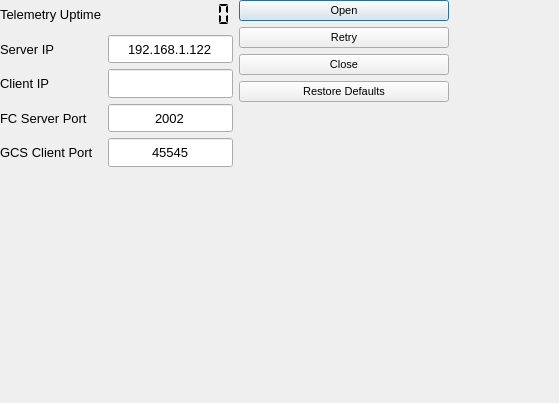
Old version of the form gcs/ui/wificomms.ui in the repository lijian8/ahns10.
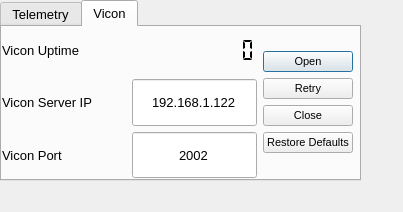
New version of the form.

Commit message: setting up the gcs + heliconnect for vicon threading

Patch:
```diff
--- a/gcs/ui/wificomms.ui
+++ b/gcs/ui/wificomms.ui
@@ -6,25 +6,70 @@
    <rect>
     <x>0</x>
     <y>0</y>
-    <width>559</width>
-    <height>403</height>
+    <width>403</width>
+    <height>212</height>
    </rect>
   </property>
+  <property name="sizePolicy">
+   <sizepolicy hsizetype="Minimum" vsizetype="Minimum">
+    <horstretch>0</horstretch>
+    <verstretch>0</verstretch>
+   </sizepolicy>
+  </property>
+  <property name="minimumSize">
+   <size>
+    <width>360</width>
+    <height>180</height>
+   </size>
+  </property>
   <property name="windowTitle">
    <string>Wifi Communications Link</string>
   </property>
+  <widget class="QTabWidget" name="tabWidget">
+   <property name="geometry">
+    <rect>
+     <x>0</x>
+     <y>0</y>
+     <width>361</width>
+     <height>181</height>
+    </rect>
+   </property>
+   <property name="sizePolicy">
+    <sizepolicy hsizetype="Minimum" vsizetype="Minimum">
+     <horstretch>0</horstretch>
+     <verstretch>0</verstretch>
+    </sizepolicy>
+   </property>
+   <property name="font">
+    <font>
+     <pointsize>10</pointsize>
+    </font>
+   </property>
+   <property name="currentIndex">
+    <number>1</number>
+   </property>
+   <widget class="QWidget" name="tab">
+    <attribute name="title">
+     <string>Telemetry</string>
+    </attribute>
   <widget class="QWidget" name="horizontalLayoutWidget">
    <property name="geometry">
     <rect>
      <x>0</x>
      <y>0</y>
-     <width>449</width>
-     <height>167</height>
+       <width>358</width>
+       <height>176</height>
     </rect>
    </property>
    <layout class="QHBoxLayout" name="horizontalLayout">
+      <property name="sizeConstraint">
+       <enum>QLayout::SetMinimumSize</enum>
+      </property>
     <item>
      <layout class="QGridLayout" name="gridLayout">
+        <property name="bottomMargin">
+         <number>0</number>
+        </property>
       <item row="3" column="0">
        <widget class="QLabel" name="label_2">
         <property name="font">
@@ -39,10 +84,10 @@
         </property>
        </widget>
       </item>
-      <item row="1" column="2">
+        <item row="1" column="1">
        <widget class="QLineEdit" name="serverIPlineEdit">
         <property name="sizePolicy">
-         <sizepolicy hsizetype="MinimumExpanding" vsizetype="MinimumExpanding">
+           <sizepolicy hsizetype="Minimum" vsizetype="Minimum">
           <horstretch>0</horstretch>
           <verstretch>0</verstretch>
          </sizepolicy>
@@ -76,17 +121,17 @@
         </property>
        </widget>
       </item>
-      <item row="0" column="2">
+        <item row="0" column="1">
        <widget class="QLCDNumber" name="uptimelcdNumber">
         <property name="sizePolicy">
-         <sizepolicy hsizetype="MinimumExpanding" vsizetype="MinimumExpanding">
+           <sizepolicy hsizetype="Minimum" vsizetype="Minimum">
           <horstretch>0</horstretch>
           <verstretch>0</verstretch>
          </sizepolicy>
         </property>
         <property name="font">
          <font>
-          <pointsize>12</pointsize>
+            <pointsize>10</pointsize>
           <weight>50</weight>
           <bold>false</bold>
          </font>
@@ -133,10 +178,10 @@
         </property>
        </widget>
       </item>
-      <item row="2" column="2">
+        <item row="2" column="1">
        <widget class="QLineEdit" name="clientIPlineEdit">
         <property name="sizePolicy">
-         <sizepolicy hsizetype="MinimumExpanding" vsizetype="MinimumExpanding">
+           <sizepolicy hsizetype="Minimum" vsizetype="Minimum">
           <horstretch>0</horstretch>
           <verstretch>0</verstretch>
          </sizepolicy>
@@ -173,10 +218,10 @@
         </property>
        </widget>
       </item>
-      <item row="4" column="2">
+        <item row="4" column="1">
        <widget class="QLineEdit" name="clientPortlineEdit">
         <property name="sizePolicy">
-         <sizepolicy hsizetype="MinimumExpanding" vsizetype="MinimumExpanding">
+           <sizepolicy hsizetype="Minimum" vsizetype="Minimum">
           <horstretch>0</horstretch>
           <verstretch>0</verstretch>
          </sizepolicy>
@@ -196,10 +241,10 @@
         </property>
        </widget>
       </item>
-      <item row="3" column="2">
+        <item row="3" column="1">
        <widget class="QLineEdit" name="serverPortlineEdit">
         <property name="sizePolicy">
-         <sizepolicy hsizetype="MinimumExpanding" vsizetype="MinimumExpanding">
+           <sizepolicy hsizetype="Minimum" vsizetype="Minimum">
           <horstretch>0</horstretch>
           <verstretch>0</verstretch>
          </sizepolicy>
@@ -224,7 +269,7 @@
     <item>
      <widget class="QDialogButtonBox" name="connectionbuttonBox">
       <property name="sizePolicy">
-       <sizepolicy hsizetype="MinimumExpanding" vsizetype="MinimumExpanding">
+         <sizepolicy hsizetype="Fixed" vsizetype="Fixed">
         <horstretch>0</horstretch>
         <verstretch>0</verstretch>
        </sizepolicy>
@@ -248,13 +293,191 @@
    </layout>
   </widget>
  </widget>
- <tabstops>
-  <tabstop>connectionbuttonBox</tabstop>
-  <tabstop>serverIPlineEdit</tabstop>
-  <tabstop>clientIPlineEdit</tabstop>
-  <tabstop>serverPortlineEdit</tabstop>
-  <tabstop>clientPortlineEdit</tabstop>
- </tabstops>
+   <widget class="QWidget" name="tab_2">
+    <attribute name="title">
+     <string>Vicon</string>
+    </attribute>
+    <widget class="QWidget" name="horizontalLayoutWidget_2">
+     <property name="geometry">
+      <rect>
+       <x>0</x>
+       <y>0</y>
+       <width>351</width>
+       <height>151</height>
+      </rect>
+     </property>
+     <layout class="QHBoxLayout" name="horizontalLayout_2">
+      <property name="sizeConstraint">
+       <enum>QLayout::SetMinimumSize</enum>
+      </property>
+      <item>
+       <layout class="QGridLayout" name="gridLayout_2">
+        <item row="2" column="0">
+         <widget class="QLabel" name="label_6">
+          <property name="sizePolicy">
+           <sizepolicy hsizetype="Minimum" vsizetype="Minimum">
+            <horstretch>0</horstretch>
+            <verstretch>0</verstretch>
+           </sizepolicy>
+          </property>
+          <property name="font">
+           <font>
+            <pointsize>10</pointsize>
+            <weight>50</weight>
+            <bold>false</bold>
+           </font>
+          </property>
+          <property name="text">
+           <string>Vicon Port</string>
+          </property>
+         </widget>
+        </item>
+        <item row="1" column="1">
+         <widget class="QLineEdit" name="serverIPlineEdit_vicon">
+          <property name="sizePolicy">
+           <sizepolicy hsizetype="Minimum" vsizetype="Minimum">
+            <horstretch>0</horstretch>
+            <verstretch>0</verstretch>
+           </sizepolicy>
+          </property>
+          <property name="font">
+           <font>
+            <pointsize>10</pointsize>
+            <weight>50</weight>
+            <bold>false</bold>
+           </font>
+          </property>
+          <property name="text">
+           <string>192.168.1.122</string>
+          </property>
+          <property name="alignment">
+           <set>Qt::AlignCenter</set>
+          </property>
+         </widget>
+        </item>
+        <item row="1" column="0">
+         <widget class="QLabel" name="label_7">
+          <property name="sizePolicy">
+           <sizepolicy hsizetype="Minimum" vsizetype="Minimum">
+            <horstretch>0</horstretch>
+            <verstretch>0</verstretch>
+           </sizepolicy>
+          </property>
+          <property name="font">
+           <font>
+            <pointsize>10</pointsize>
+            <weight>50</weight>
+            <bold>false</bold>
+           </font>
+          </property>
+          <property name="text">
+           <string>Vicon Server IP</string>
+          </property>
+         </widget>
+        </item>
+        <item row="0" column="1">
+         <widget class="QLCDNumber" name="uptimelcdNumber_vicon">
+          <property name="sizePolicy">
+           <sizepolicy hsizetype="Minimum" vsizetype="Minimum">
+            <horstretch>0</horstretch>
+            <verstretch>0</verstretch>
+           </sizepolicy>
+          </property>
+          <property name="font">
+           <font>
+            <pointsize>12</pointsize>
+            <weight>50</weight>
+            <bold>false</bold>
+           </font>
+          </property>
+          <property name="frameShape">
+           <enum>QFrame::NoFrame</enum>
+          </property>
+          <property name="frameShadow">
+           <enum>QFrame::Plain</enum>
+          </property>
+          <property name="numDigits">
+           <number>10</number>
+          </property>
+          <property name="segmentStyle">
+           <enum>QLCDNumber::Flat</enum>
+          </property>
+         </widget>
+        </item>
+        <item row="0" column="0">
+         <widget class="QLabel" name="label_8">
+          <property name="sizePolicy">
+           <sizepolicy hsizetype="Minimum" vsizetype="Minimum">
+            <horstretch>0</horstretch>
+            <verstretch>0</verstretch>
+           </sizepolicy>
+          </property>
+          <property name="font">
+           <font>
+            <pointsize>10</pointsize>
+            <weight>50</weight>
+            <bold>false</bold>
+           </font>
+          </property>
+          <property name="text">
+           <string>Vicon Uptime</string>
+          </property>
+         </widget>
+        </item>
+        <item row="2" column="1">
+         <widget class="QLineEdit" name="serverPortlineEdit_vicon">
+          <property name="sizePolicy">
+           <sizepolicy hsizetype="Minimum" vsizetype="Minimum">
+            <horstretch>0</horstretch>
+            <verstretch>0</verstretch>
+           </sizepolicy>
+          </property>
+          <property name="font">
+           <font>
+            <pointsize>10</pointsize>
+            <weight>50</weight>
+            <bold>false</bold>
+           </font>
+          </property>
+          <property name="text">
+           <string>2002</string>
+          </property>
+          <property name="alignment">
+           <set>Qt::AlignCenter</set>
+          </property>
+         </widget>
+        </item>
+       </layout>
+      </item>
+      <item>
+       <widget class="QDialogButtonBox" name="connectionbuttonBox_vicon">
+        <property name="sizePolicy">
+         <sizepolicy hsizetype="Fixed" vsizetype="Fixed">
+          <horstretch>0</horstretch>
+          <verstretch>0</verstretch>
+         </sizepolicy>
+        </property>
+        <property name="font">
+         <font>
+          <pointsize>8</pointsize>
+         </font>
+        </property>
+        <property name="orientation">
+         <enum>Qt::Vertical</enum>
+        </property>
+        <property name="standardButtons">
+         <set>QDialogButtonBox::Close|QDialogButtonBox::Open|QDialogButtonBox::RestoreDefaults|QDialogButtonBox::Retry</set>
+        </property>
+        <property name="centerButtons">
+         <bool>false</bool>
+        </property>
+       </widget>
+      </item>
+     </layout>
+    </widget>
+   </widget>
+  </widget>
+ </widget>
  <resources/>
  <connections>
   <connection>
```
Left out of the diff: 25 changed lines with no effect on the pictures. Lines whose indentation alone changed are shown as unchanged. The commit also changes 11 other files.
